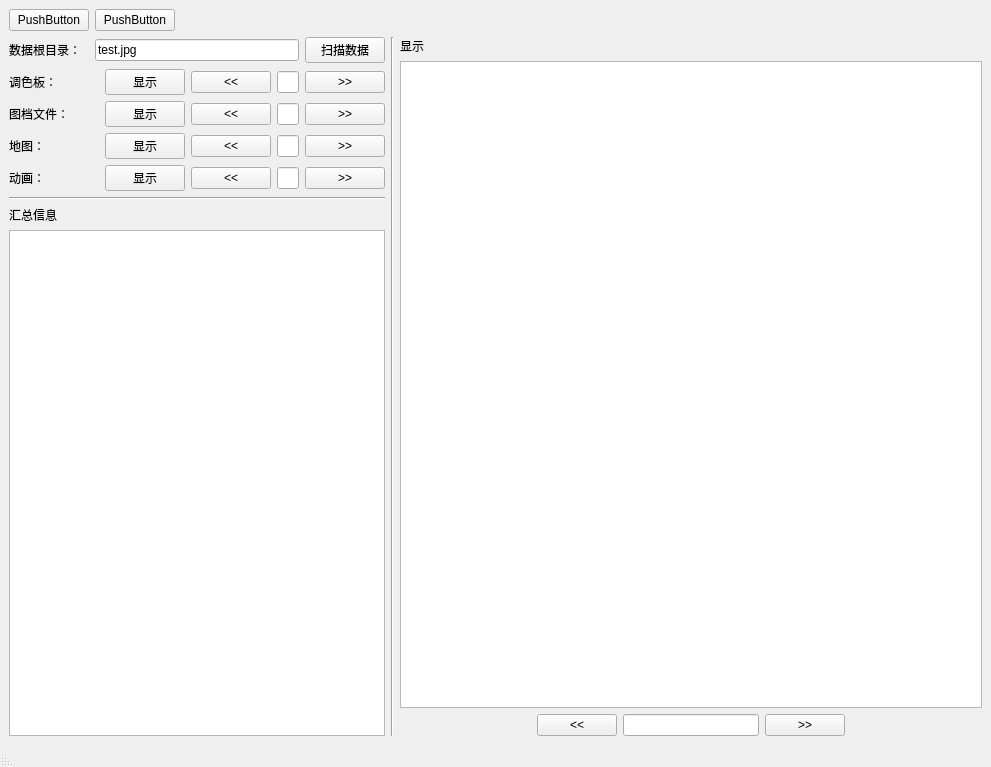
Qt form custom_frame.ui (moosewoler/cgg-viewer) before a commit.
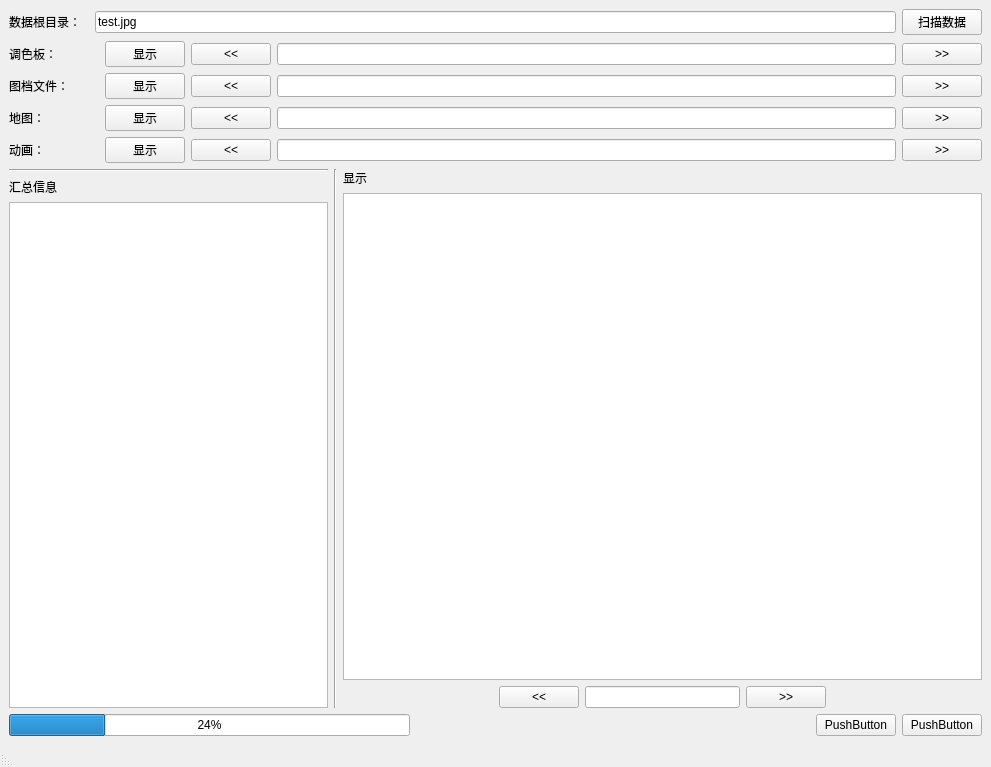
The same form after that commit.

```diff
--- a/custom_frame.ui
+++ b/custom_frame.ui
@@ -16,44 +16,6 @@
   <widget class="QWidget" name="centralwidget">
    <layout class="QVBoxLayout" name="verticalLayout_2">
     <item>
-     <layout class="QHBoxLayout" name="hlayout2">
-      <item>
-       <widget class="QPushButton" name="pushButton_2">
-        <property name="text">
-         <string>PushButton</string>
-        </property>
-       </widget>
-      </item>
-      <item>
-       <widget class="QPushButton" name="pushButton_3">
-        <property name="text">
-         <string>PushButton</string>
-        </property>
-       </widget>
-      </item>
-      <item>
-       <spacer name="horizontalSpacer">
-        <property name="orientation">
-         <enum>Qt::Horizontal</enum>
-        </property>
-        <property name="sizeHint" stdset="0">
-         <size>
-          <width>40</width>
-          <height>20</height>
-         </size>
-        </property>
-       </spacer>
-      </item>
-     </layout>
-    </item>
-    <item>
-     <layout class="QHBoxLayout" name="hlayoutMain" stretch="1,0,2">
-      <property name="sizeConstraint">
-       <enum>QLayout::SetDefaultConstraint</enum>
-      </property>
-      <item>
-       <layout class="QVBoxLayout" name="vboxControl">
-        <item>
          <layout class="QHBoxLayout" name="hbox01">
           <item>
            <widget class="QLabel" name="lblPath">
@@ -279,6 +241,13 @@
          </layout>
         </item>
         <item>
+     <layout class="QHBoxLayout" name="hlayoutMain" stretch="1,0,2">
+      <property name="sizeConstraint">
+       <enum>QLayout::SetDefaultConstraint</enum>
+      </property>
+      <item>
+       <layout class="QVBoxLayout" name="vboxControl">
+        <item>
          <widget class="Line" name="line_2">
           <property name="orientation">
            <enum>Qt::Horizontal</enum>
@@ -406,6 +375,44 @@
       </item>
      </layout>
     </item>
+    <item>
+     <layout class="QHBoxLayout" name="hlayout2">
+      <item>
+       <widget class="QProgressBar" name="progressBar">
+        <property name="value">
+         <number>24</number>
+        </property>
+       </widget>
+      </item>
+      <item>
+       <spacer name="horizontalSpacer">
+        <property name="orientation">
+         <enum>Qt::Horizontal</enum>
+        </property>
+        <property name="sizeHint" stdset="0">
+         <size>
+          <width>40</width>
+          <height>20</height>
+         </size>
+        </property>
+       </spacer>
+      </item>
+      <item>
+       <widget class="QPushButton" name="pushButton_2">
+        <property name="text">
+         <string>PushButton</string>
+        </property>
+       </widget>
+      </item>
+      <item>
+       <widget class="QPushButton" name="pushButton_3">
+        <property name="text">
+         <string>PushButton</string>
+        </property>
+       </widget>
+      </item>
+     </layout>
+    </item>
    </layout>
   </widget>
   <widget class="QMenuBar" name="menubar">
```
Lines whose indentation alone changed are shown as unchanged.
